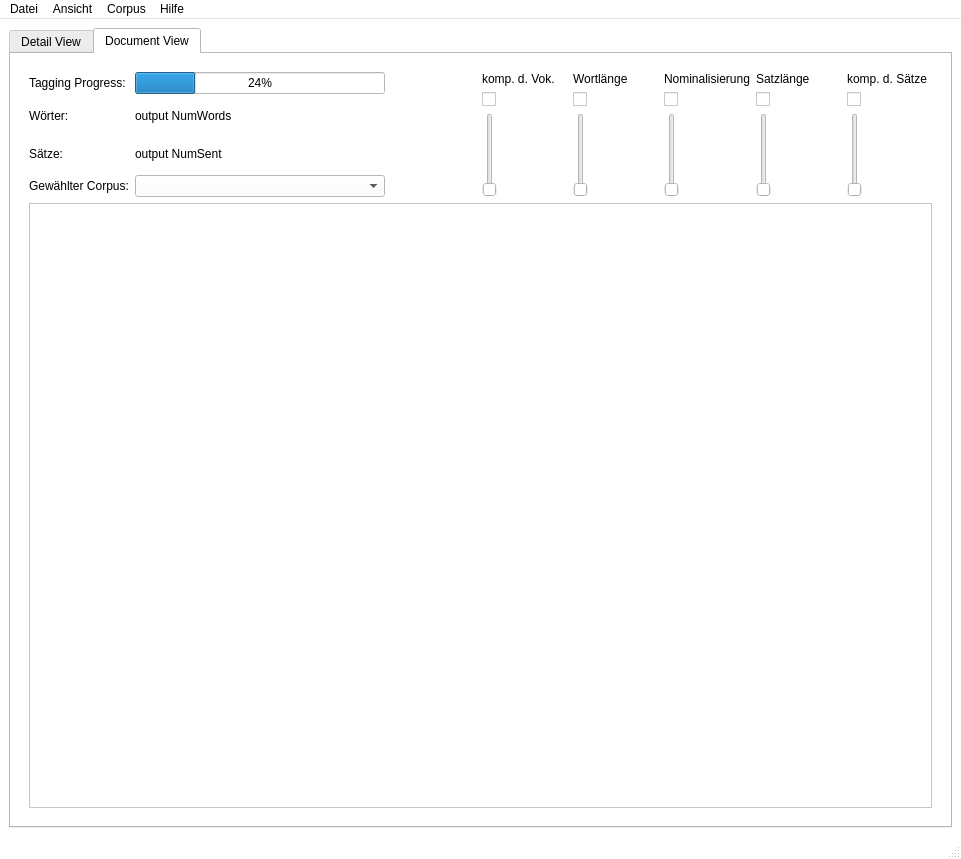
This is src/ui/ui_files/testview2.ui in Zarnosch/AVaAoMDTV as Qt 5 draws it before an edit. The edited form follows.
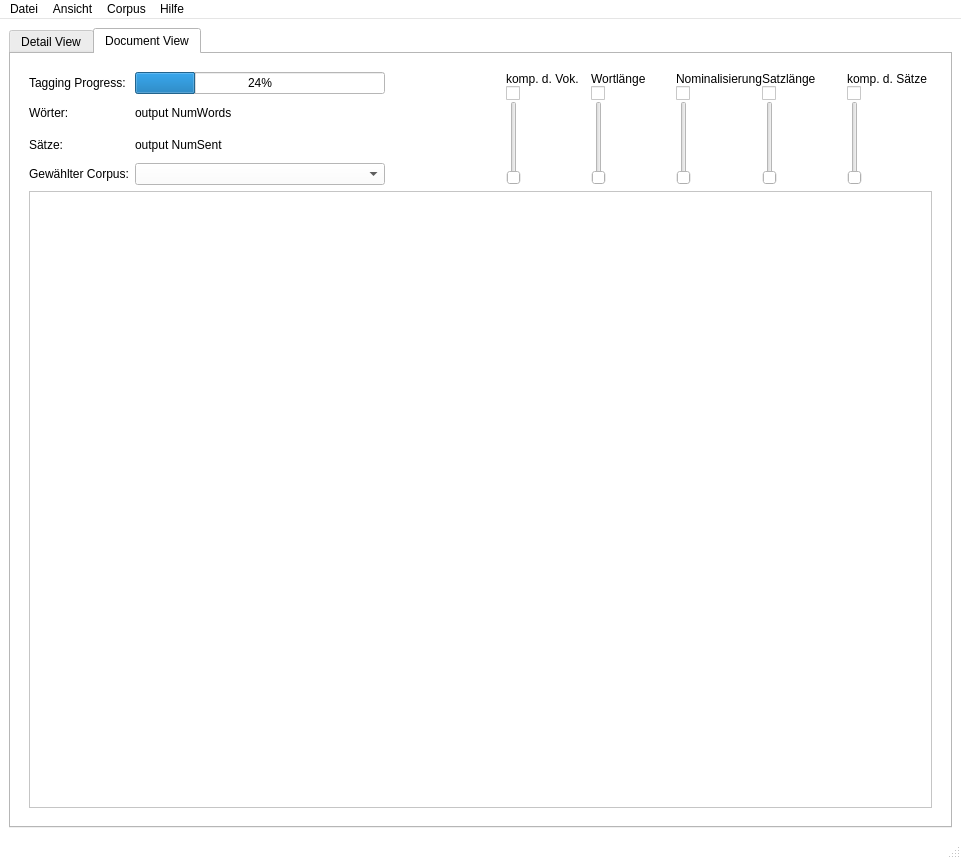
This is the edited form. The open tabs and pages were chosen to show the change.

Commit message: initial set of all features to true and 100% some changes of the width in the ui

```diff
--- a/src/ui/ui_files/testview2.ui
+++ b/src/ui/ui_files/testview2.ui
@@ -672,6 +672,9 @@
           <layout class="QGridLayout" name="gridLayout_4">
            <item row="1" column="0">
             <layout class="QHBoxLayout" name="horizontalLayout">
+             <property name="spacing">
+              <number>6</number>
+             </property>
              <item>
               <layout class="QGridLayout" name="gridLayout_11">
                <item row="3" column="0">
@@ -772,7 +775,7 @@
                 <number>0</number>
                </property>
                <property name="spacing">
-                <number>6</number>
+                <number>0</number>
                </property>
                <item row="1" column="2">
                 <widget class="QCheckBox" name="checkBoxKompVok">
@@ -785,6 +788,9 @@
                  <property name="text">
                   <string/>
                  </property>
+                 <property name="checked">
+                  <bool>false</bool>
+                 </property>
                 </widget>
                </item>
                <item row="1" column="4">
@@ -792,6 +798,9 @@
                  <property name="text">
                   <string/>
                  </property>
+                 <property name="checked">
+                  <bool>false</bool>
+                 </property>
                 </widget>
                </item>
                <item row="2" column="4">
@@ -802,6 +811,9 @@
                    <verstretch>0</verstretch>
                   </sizepolicy>
                  </property>
+                 <property name="maximum">
+                  <number>100</number>
+                 </property>
                  <property name="orientation">
                   <enum>Qt::Vertical</enum>
                  </property>
@@ -853,6 +865,9 @@
                    <verstretch>0</verstretch>
                   </sizepolicy>
                  </property>
+                 <property name="maximum">
+                  <number>100</number>
+                 </property>
                  <property name="orientation">
                   <enum>Qt::Vertical</enum>
                  </property>
@@ -901,6 +916,9 @@
                  <property name="text">
                   <string/>
                  </property>
+                 <property name="checked">
+                  <bool>false</bool>
+                 </property>
                 </widget>
                </item>
                <item row="1" column="5">
@@ -908,6 +926,9 @@
                  <property name="text">
                   <string/>
                  </property>
+                 <property name="checked">
+                  <bool>false</bool>
+                 </property>
                 </widget>
                </item>
                <item row="1" column="6">
@@ -915,6 +936,9 @@
                  <property name="text">
                   <string/>
                  </property>
+                 <property name="checked">
+                  <bool>false</bool>
+                 </property>
                 </widget>
                </item>
                <item row="2" column="6">
@@ -925,6 +949,9 @@
                    <verstretch>0</verstretch>
                   </sizepolicy>
                  </property>
+                 <property name="maximum">
+                  <number>100</number>
+                 </property>
                  <property name="orientation">
                   <enum>Qt::Vertical</enum>
                  </property>
@@ -973,6 +1000,9 @@
                    <verstretch>0</verstretch>
                   </sizepolicy>
                  </property>
+                 <property name="maximum">
+                  <number>100</number>
+                 </property>
                  <property name="orientation">
                   <enum>Qt::Vertical</enum>
                  </property>
```
Left out of the diff: 4 changed lines with no effect on the pictures. The commit also changes 2 other files.
